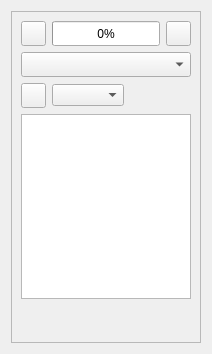
OpenDigitalTwin-Dev/FENGSim, file starter/FENGSim/OCPoro/OCPoroDockWidget.ui: the form before one commit.
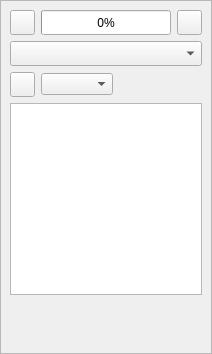
The form after the commit. Icons and pictures are not drawn.

What changed in the file:
```diff
--- a/starter/FENGSim/OCPoro/OCPoroDockWidget.ui
+++ b/starter/FENGSim/OCPoro/OCPoroDockWidget.ui
@@ -14,6 +14,18 @@
    <string>Form</string>
   </property>
   <layout class="QVBoxLayout" name="verticalLayout">
+   <property name="leftMargin">
+    <number>0</number>
+   </property>
+   <property name="topMargin">
+    <number>0</number>
+   </property>
+   <property name="rightMargin">
+    <number>0</number>
+   </property>
+   <property name="bottomMargin">
+    <number>0</number>
+   </property>
    <item>
     <widget class="QFrame" name="frame">
      <property name="frameShape">
```
